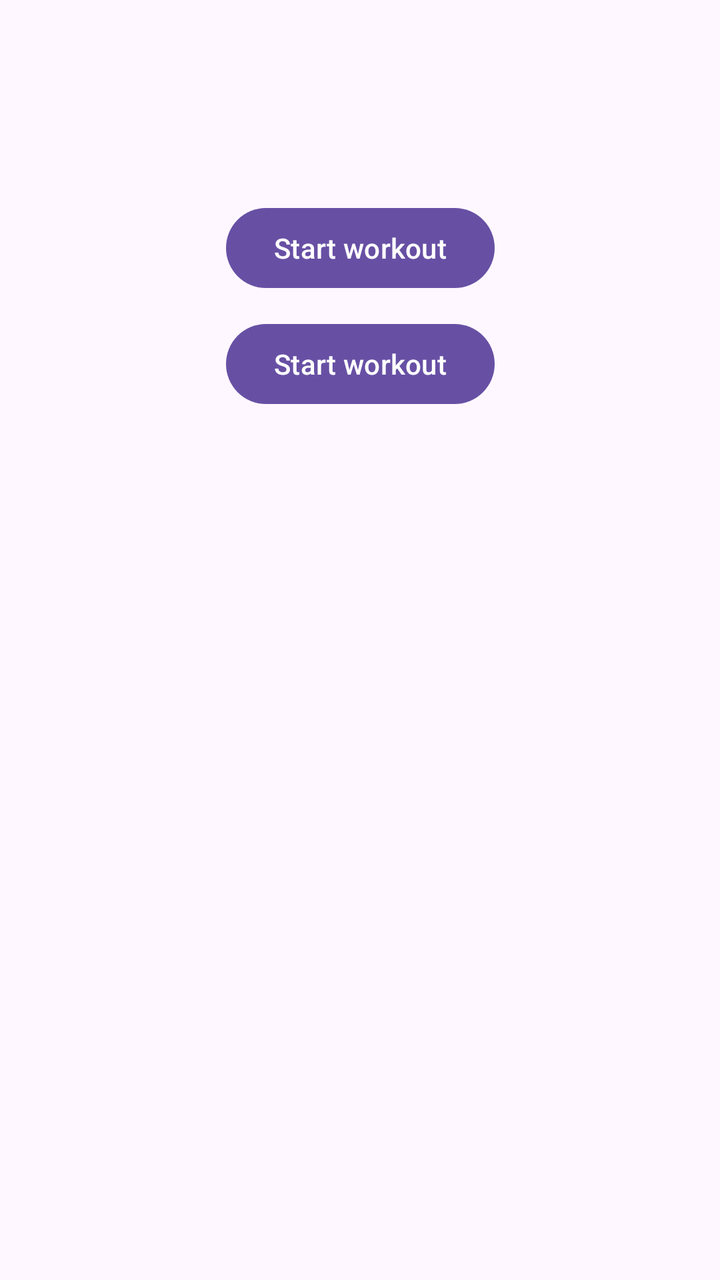
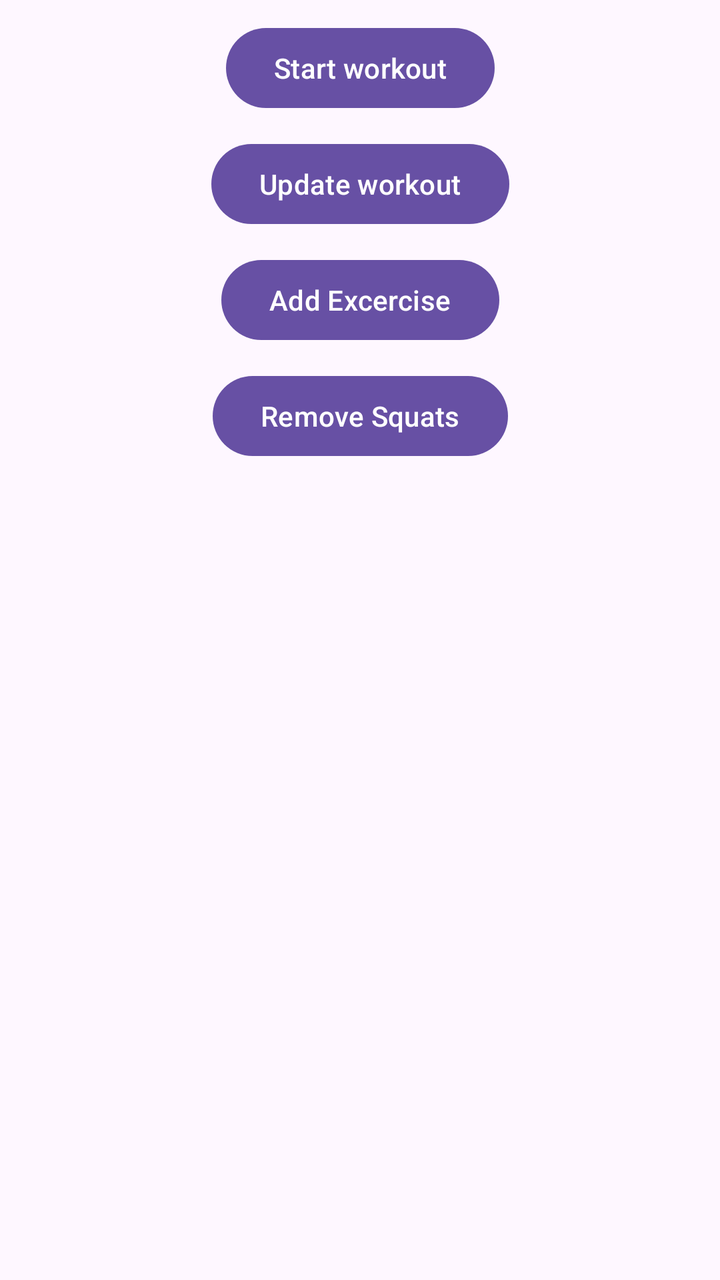

Before-and-after screenshots of an Android layout around one commit, followed by the original layout XML and the change that was made.
<!-- AndroidManifest.xml: application theme Theme.Day6 -->
<!-- res/layout/fragment_home.xml -->
<androidx.constraintlayout.widget.ConstraintLayout xmlns:android="http://schemas.android.com/apk/res/android"
    android:layout_width="match_parent"
    android:layout_height="match_parent"
    xmlns:app="http://schemas.android.com/apk/res-auto">

    <Button
        android:id="@+id/btnStartWorkout"
        android:layout_width="wrap_content"
        android:layout_height="wrap_content"
        android:text="Start workout"
        app:layout_constraintTop_toTopOf="parent"
        android:layout_marginTop="100dp"
        app:layout_constraintStart_toStartOf="parent"
        app:layout_constraintEnd_toEndOf="parent"/>

    <Button
        android:id="@+id/btnUpdateTarget"
        android:layout_width="wrap_content"
        android:layout_height="wrap_content"
        android:text="Start workout"
        app:layout_constraintTop_toBottomOf="@id/btnStartWorkout"
        android:layout_marginTop="10dp"
        app:layout_constraintStart_toStartOf="parent"
        app:layout_constraintEnd_toEndOf="parent"/>

    <androidx.recyclerview.widget.RecyclerView
        android:layout_width="0dp"
        android:layout_height="0dp"
        android:id="@+id/rvExercises"
        android:layout_marginTop="10dp"
        app:layout_constraintTop_toBottomOf="@id/btnUpdateTarget"
        app:layout_constraintStart_toStartOf="parent"
        app:layout_constraintEnd_toEndOf="parent"
        app:layout_constraintBottom_toBottomOf="parent"/>

</androidx.constraintlayout.widget.ConstraintLayout>
<!-- resources referenced by this layout -->
<resources>
  <style name="Theme.Day6" parent="Base.Theme.Day6" />
  <style name="Base.Theme.Day6" parent="Theme.Material3.DayNight.NoActionBar">
          
          
      </style>
</resources>

<!-- the commit's change to res/layout/fragment_home.xml (unified diff, before → after) -->
@@ -9,7 +9,7 @@
         android:layout_height="wrap_content"
         android:text="Start workout"
         app:layout_constraintTop_toTopOf="parent"
-        android:layout_marginTop="100dp"
+        android:layout_marginTop="10dp"
         app:layout_constraintStart_toStartOf="parent"
         app:layout_constraintEnd_toEndOf="parent"/>
 
@@ -17,8 +17,28 @@
         android:id="@+id/btnUpdateTarget"
         android:layout_width="wrap_content"
         android:layout_height="wrap_content"
-        android:text="Start workout"
+        android:text="Update workout"
         app:layout_constraintTop_toBottomOf="@id/btnStartWorkout"
+        android:layout_marginTop="10dp"
+        app:layout_constraintStart_toStartOf="parent"
+        app:layout_constraintEnd_toEndOf="parent"/>
+
+    <Button
+        android:id="@+id/btnAddExercise"
+        android:layout_width="wrap_content"
+        android:layout_height="wrap_content"
+        android:text="Add Excercise"
+        app:layout_constraintTop_toBottomOf="@id/btnUpdateTarget"
+        android:layout_marginTop="10dp"
+        app:layout_constraintStart_toStartOf="parent"
+        app:layout_constraintEnd_toEndOf="parent"/>
+
+    <Button
+        android:id="@+id/btnRemoveSquats"
+        android:layout_width="wrap_content"
+        android:layout_height="wrap_content"
+        android:text="Remove Squats"
+        app:layout_constraintTop_toBottomOf="@id/btnAddExercise"
         android:layout_marginTop="10dp"
         app:layout_constraintStart_toStartOf="parent"
         app:layout_constraintEnd_toEndOf="parent"/>
@@ -28,7 +48,7 @@
         android:layout_height="0dp"
         android:id="@+id/rvExercises"
         android:layout_marginTop="10dp"
-        app:layout_constraintTop_toBottomOf="@id/btnUpdateTarget"
+        app:layout_constraintTop_toBottomOf="@id/btnRemoveSquats"
         app:layout_constraintStart_toStartOf="parent"
         app:layout_constraintEnd_toEndOf="parent"
         app:layout_constraintBottom_toBottomOf="parent"/>
